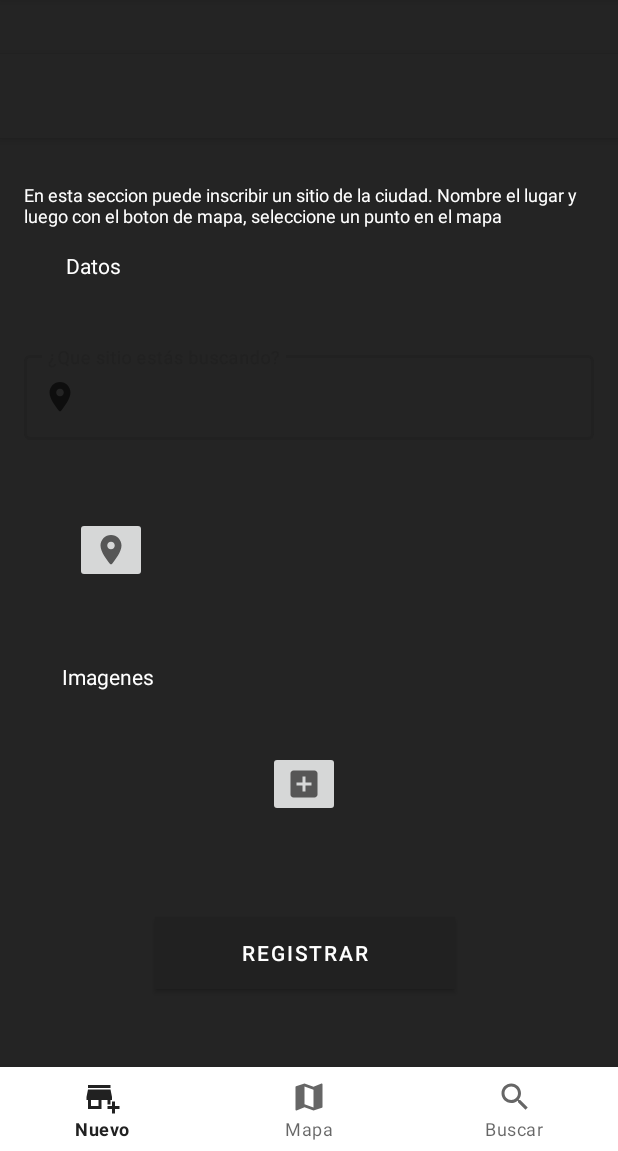
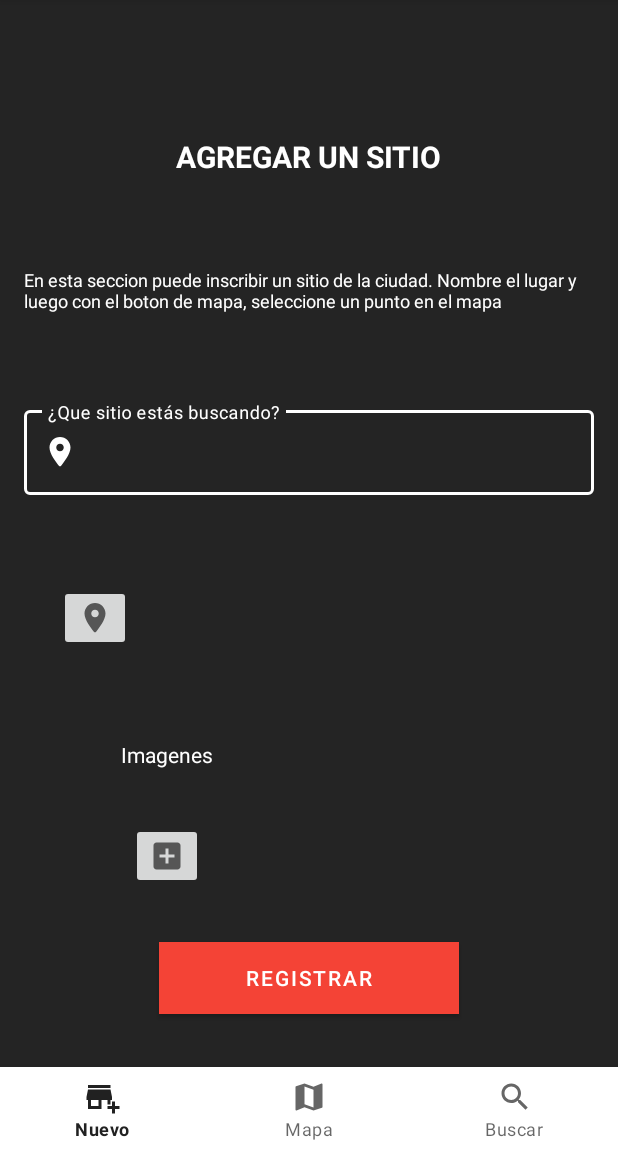
Before and after one commit to eltranseunteurbano/RetoAlcaldia-appsM, an Android app: the screen it shows after launch (MainActivity), on a phone screen of 412 x 824 dp, the part 85-1236 px from its top. Run offline under Robolectric (Android 15) with nearby library versions, the phone set to English and light mode, and no system bars.

Commit message:
ajustes del layout de bussines

```diff
--- a/app/src/main/java/com/example/alcaldia/ItemSearchAdapter.java
+++ b/app/src/main/java/com/example/alcaldia/ItemSearchAdapter.java
@@ -1,5 +1,6 @@
 package com.example.alcaldia;
 
+import android.util.Log;
 import android.view.LayoutInflater;
 import android.view.View;
 import android.view.ViewGroup;
@@ -11,6 +12,8 @@ import androidx.recyclerview.widget.RecyclerView;
 
 import java.util.ArrayList;
 import java.util.UUID;
+
+import static android.util.Log.println;
 
 public class ItemSearchAdapter extends RecyclerView.Adapter<ItemSearchView> {
   private ArrayList<ItemSearch> itemsSearch;
@@ -26,6 +29,7 @@ public class ItemSearchAdapter extends RecyclerView.Adapter<ItemSearchView> {
   public void addItemSearch(ItemSearch itemSearch){
     itemsSearch.add(itemSearch);
   }
+
 
   @NonNull
   @Override
--- a/app/src/main/res/layout/activity_main.xml
+++ b/app/src/main/res/layout/activity_main.xml
@@ -5,20 +5,6 @@
     android:layout_width="match_parent"
     android:layout_height="match_parent"
     tools:context=".MainActivity">
-
-    <androidx.appcompat.widget.Toolbar
-        android:id="@+id/toolbar"
-        android:layout_width="match_parent"
-        android:layout_height="wrap_content"
-        android:layout_alignParentBottom="true"
-        android:layout_marginBottom="675dp"
-        android:background="@color/dark_black"
-        android:elevation="4dp"
-        android:minHeight="?attr/actionBarSize"
-        android:theme="?attr/actionBarTheme"
-        app:layout_constraintEnd_toEndOf="parent"
-        app:layout_constraintStart_toStartOf="parent"
-        app:layout_constraintTop_toTopOf="parent" />
 
     <FrameLayout
         android:id="@+id/main_content"
--- a/app/src/main/res/layout/fragment_bussines.xml
+++ b/app/src/main/res/layout/fragment_bussines.xml
@@ -8,13 +8,9 @@
     >
 
     <androidx.constraintlayout.widget.ConstraintLayout
+        android:id="@+id/constraintLayout"
         android:layout_width="match_parent"
-        android:layout_height="match_parent">
-
-        <androidx.constraintlayout.widget.ConstraintLayout
-            android:id="@+id/constraintLayout"
-            android:layout_width="0dp"
-            android:layout_height="0dp"
+        android:layout_height="match_parent"
         android:layout_marginStart="16dp"
         android:layout_marginLeft="16dp"
         android:layout_marginTop="32dp"
@@ -32,11 +28,13 @@
             android:id="@+id/title_bussinesF"
             android:layout_width="wrap_content"
             android:layout_height="wrap_content"
-                android:layout_marginTop="32dp"
+            android:layout_marginTop="24dp"
+            android:layout_marginBottom="24dp"
             android:text="AGREGAR UN SITIO"
             android:textColor="@color/white"
             android:textSize="20sp"
             android:textStyle="bold"
+            app:layout_constraintBottom_toTopOf="@+id/description_bussinesF"
             app:layout_constraintEnd_toEndOf="parent"
             app:layout_constraintStart_toStartOf="parent"
             app:layout_constraintTop_toTopOf="parent" />
@@ -45,7 +43,6 @@
             android:id="@+id/description_bussinesF"
             android:layout_width="wrap_content"
             android:layout_height="wrap_content"
-                android:layout_marginTop="24dp"
             android:maxWidth="400dp"
             android:text="En esta seccion puede inscribir un sitio de la ciudad. Nombre el lugar y luego con el boton de mapa, seleccione un punto en el mapa"
             android:textColor="@color/white"
@@ -62,126 +59,106 @@
             style="@style/Widget.MaterialComponents.TextInputLayout.OutlinedBox"
             android:layout_width="match_parent"
             android:layout_height="wrap_content"
-                android:layout_marginTop="200dp"
+            android:layout_marginTop="24dp"
+            android:layout_marginBottom="24dp"
             android:hint="¿Que sitio estás buscando?"
-                app:layout_constraintEnd_toEndOf="parent"
-                app:layout_constraintHorizontal_bias="1.0"
+            android:textColorHint="#FFFFFF"
+            app:boxStrokeColor="#FFFFFF"
+            app:hintTextColor="#FFFFFF"
+            app:layout_constraintBottom_toTopOf="@+id/mapButton"
+            app:layout_constraintEnd_toEndOf="@+id/description_bussinesF"
             app:layout_constraintStart_toStartOf="parent"
-                app:layout_constraintTop_toTopOf="parent"
-                app:startIconDrawable="@drawable/ic_round_location_on_24">
-                <!--app:endIconMode="@drawable/ic_round_cancel_24" -->
+            app:layout_constraintTop_toBottomOf="@+id/description_bussinesF"
+            app:placeholderTextColor="#FFFFFF"
+            app:startIconDrawable="@drawable/ic_round_location_on_24"
+            app:startIconTint="@color/white">
 
             <com.google.android.material.textfield.TextInputEditText
                 android:layout_width="match_parent"
-                    android:layout_height="wrap_content" />
+                android:layout_height="wrap_content"
+                android:textColor="#FFFFFF"
+                android:textColorHint="#FFFFFF" />
         </com.google.android.material.textfield.TextInputLayout>
 
         <Button
             android:id="@+id/buttonRegister"
             android:layout_width="wrap_content"
             android:layout_height="wrap_content"
-                android:layout_marginBottom="76dp"
+            android:layout_marginTop="32dp"
+            android:layout_marginBottom="24dp"
             android:background="@color/primary_red"
             android:minWidth="200dp"
             android:text="Registrar"
+            app:backgroundTint="#F44336"
             app:layout_constraintBottom_toBottomOf="parent"
             app:layout_constraintEnd_toEndOf="parent"
-                app:layout_constraintHorizontal_bias="0.486"
-                app:layout_constraintStart_toStartOf="parent" />
-
-            <TextView
-                android:id="@+id/textView"
-                android:layout_width="wrap_content"
-                android:layout_height="wrap_content"
-                android:layout_marginStart="27dp"
-                android:layout_marginLeft="27dp"
-                android:layout_marginTop="16dp"
-                android:layout_marginEnd="315dp"
-                android:layout_marginRight="315dp"
-                android:layout_marginBottom="55dp"
-                android:shadowColor="#FFFFFF"
-                android:text="Datos"
-                android:textColor="@color/white"
-                android:textColorHint="@color/dark_black"
-                app:layout_constraintBottom_toTopOf="@+id/map_direction_bussinesF"
-                app:layout_constraintEnd_toEndOf="parent"
             app:layout_constraintStart_toStartOf="parent"
-                app:layout_constraintTop_toBottomOf="@+id/description_bussinesF"
-                app:layout_constraintVertical_bias="0.116" />
+            app:layout_constraintTop_toBottomOf="@+id/imageDirection" />
 
         <TextView
             android:id="@+id/textView2"
             android:layout_width="wrap_content"
             android:layout_height="wrap_content"
-                android:layout_marginStart="24dp"
-                android:layout_marginLeft="24dp"
-                android:layout_marginTop="148dp"
-                android:layout_marginEnd="293dp"
-                android:layout_marginRight="293dp"
+            android:layout_marginStart="16dp"
+            android:layout_marginLeft="16dp"
             android:text="Imagenes"
             android:textColor="@color/white"
-                app:layout_constraintEnd_toEndOf="parent"
-                app:layout_constraintHorizontal_bias="1.0"
+            app:layout_constraintBottom_toTopOf="@+id/imageButtonadd"
+            app:layout_constraintEnd_toStartOf="@+id/imageDirection"
             app:layout_constraintStart_toStartOf="parent"
-                app:layout_constraintTop_toBottomOf="@+id/map_direction_bussinesF" />
+            app:layout_constraintTop_toBottomOf="@+id/mapButton" />
 
         <ImageButton
             android:id="@+id/imageButtonadd"
             android:layout_width="wrap_content"
             android:layout_height="wrap_content"
-                android:layout_marginTop="40dp"
-                android:layout_marginEnd="43dp"
-                android:layout_marginRight="43dp"
-                android:layout_marginBottom="200dp"
-                app:layout_constraintBottom_toBottomOf="parent"
-                app:layout_constraintEnd_toStartOf="@+id/imageDirection"
+            app:layout_constraintBottom_toTopOf="@+id/buttonRegister"
+            app:layout_constraintEnd_toEndOf="@+id/textView2"
+            app:layout_constraintStart_toStartOf="@+id/textView2"
             app:layout_constraintTop_toBottomOf="@+id/textView2"
-                app:layout_constraintVertical_bias="0.0"
             app:srcCompat="@drawable/ic_baseline_add_box_24" />
 
         <ImageButton
             android:id="@+id/mapButton"
             android:layout_width="wrap_content"
             android:layout_height="wrap_content"
-                android:layout_marginStart="34dp"
-                android:layout_marginLeft="34dp"
-                android:layout_marginTop="51dp"
-                android:layout_marginEnd="19dp"
-                android:layout_marginRight="19dp"
-                android:layout_marginBottom="54dp"
+            android:layout_marginStart="16dp"
+            android:layout_marginLeft="16dp"
+            android:layout_marginEnd="22dp"
+            android:layout_marginRight="22dp"
+            android:layout_marginBottom="24dp"
             app:layout_constraintBottom_toTopOf="@+id/textView2"
             app:layout_constraintEnd_toStartOf="@+id/textDirection"
-                app:layout_constraintHorizontal_bias="0.0"
             app:layout_constraintStart_toStartOf="parent"
             app:layout_constraintTop_toBottomOf="@+id/map_direction_bussinesF"
-                app:layout_constraintVertical_bias="0.0"
             app:srcCompat="@drawable/ic_round_location_on_24" />
 
         <TextView
             android:id="@+id/textDirection"
             android:layout_width="248dp"
             android:layout_height="56dp"
-                android:layout_marginTop="51dp"
-                android:layout_marginEnd="31dp"
-                android:layout_marginRight="31dp"
-                android:layout_marginBottom="188dp"
-                app:layout_constraintBottom_toTopOf="@+id/buttonRegister"
+            android:layout_marginEnd="24dp"
+            android:layout_marginRight="24dp"
+            app:layout_constraintBottom_toBottomOf="@+id/mapButton"
             app:layout_constraintEnd_toEndOf="parent"
-                app:layout_constraintTop_toBottomOf="@+id/map_direction_bussinesF" />
+            app:layout_constraintStart_toEndOf="@+id/mapButton"
+            app:layout_constraintTop_toTopOf="@+id/mapButton" />
 
         <ImageView
             android:id="@+id/imageDirection"
             android:layout_width="wrap_content"
             android:layout_height="wrap_content"
-                android:layout_marginTop="34dp"
+            android:layout_marginStart="31dp"
+            android:layout_marginLeft="31dp"
             android:layout_marginEnd="126dp"
             android:layout_marginRight="126dp"
+            android:layout_marginBottom="32dp"
+            app:layout_constraintBottom_toTopOf="@+id/buttonRegister"
             app:layout_constraintEnd_toEndOf="parent"
-                app:layout_constraintTop_toBottomOf="@+id/textDirection"
+            app:layout_constraintStart_toEndOf="@+id/textView2"
+            app:layout_constraintTop_toTopOf="@+id/textView2"
             tools:srcCompat="@tools:sample/avatars" />
 
     </androidx.constraintlayout.widget.ConstraintLayout>
 
-    </androidx.constraintlayout.widget.ConstraintLayout>
-
 </FrameLayout>
```
Lines whose indentation alone changed are shown as unchanged.
